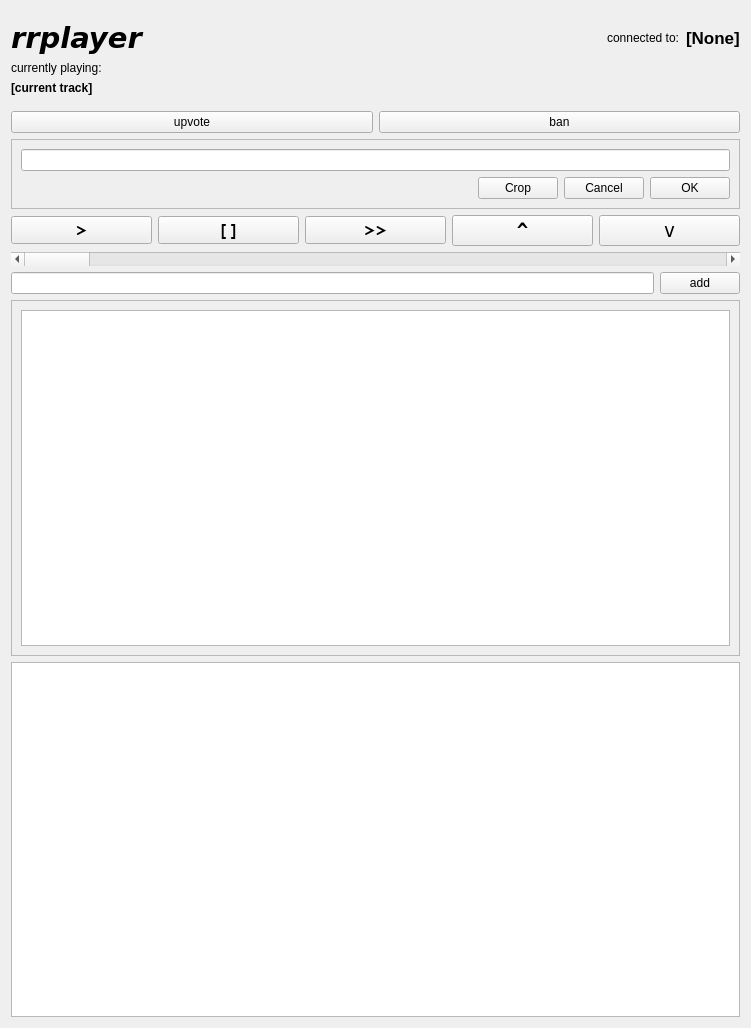
First picture: the form in client/rrplayer.ui, repository frans-fuerst/music_scheduler, before the edit.
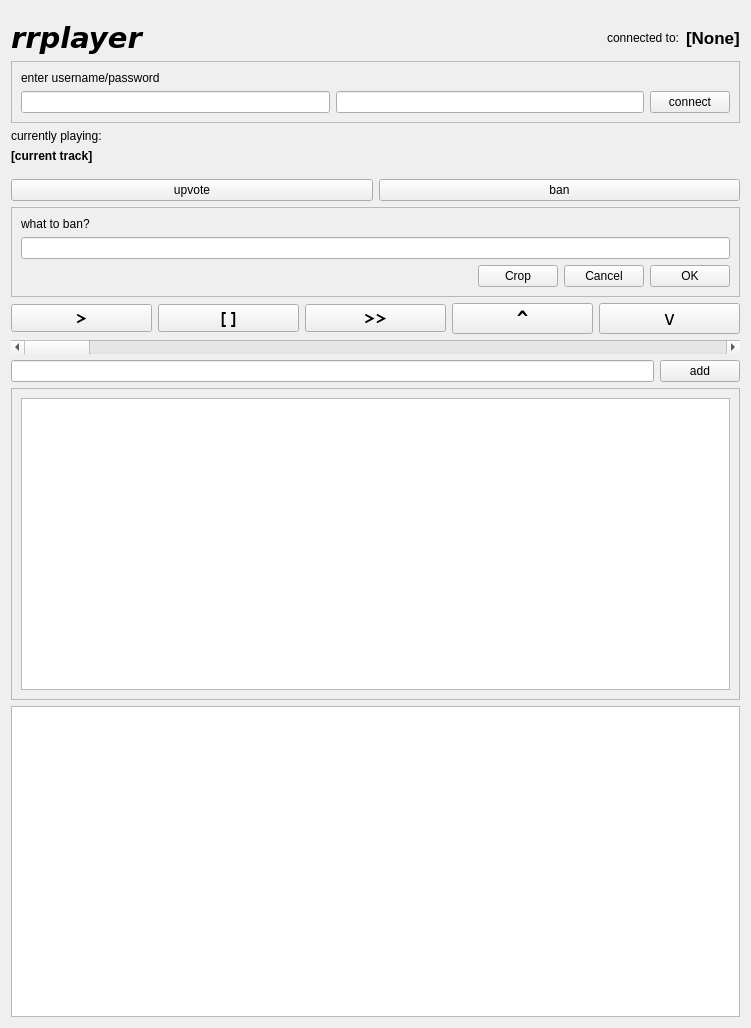
Second picture: the form after the edit.

Commit message: prepare UI for login credentials

What changed in the file:
```diff
--- a/client/rrplayer.ui
+++ b/client/rrplayer.ui
@@ -73,6 +73,42 @@
        </item>
       </layout>
      </item>
+     <item>
+      <widget class="QFrame" name="frm_credentials">
+       <property name="frameShape">
+        <enum>QFrame::StyledPanel</enum>
+       </property>
+       <property name="frameShadow">
+        <enum>QFrame::Raised</enum>
+       </property>
+       <layout class="QVBoxLayout" name="verticalLayout_4">
+        <item>
+         <widget class="QLabel" name="label_5">
+          <property name="text">
+           <string>enter username/password</string>
+          </property>
+         </widget>
+        </item>
+        <item>
+         <layout class="QHBoxLayout" name="horizontalLayout_6">
+          <item>
+           <widget class="QLineEdit" name="txt_username"/>
+          </item>
+          <item>
+           <widget class="QLineEdit" name="txt_password"/>
+          </item>
+          <item>
+           <widget class="QPushButton" name="pb_connect">
+            <property name="text">
+             <string>connect</string>
+            </property>
+           </widget>
+          </item>
+         </layout>
+        </item>
+       </layout>
+      </widget>
+     </item>
      <item>
       <widget class="QLabel" name="label_2">
        <property name="text">
@@ -126,6 +162,13 @@
         <enum>QFrame::Raised</enum>
        </property>
        <layout class="QVBoxLayout" name="verticalLayout_2">
+        <item>
+         <widget class="QLabel" name="label_4">
+          <property name="text">
+           <string>what to ban?</string>
+          </property>
+         </widget>
+        </item>
         <item>
          <widget class="QLineEdit" name="txt_ban_substring"/>
         </item>
```
The commit also changes 2 other files.
